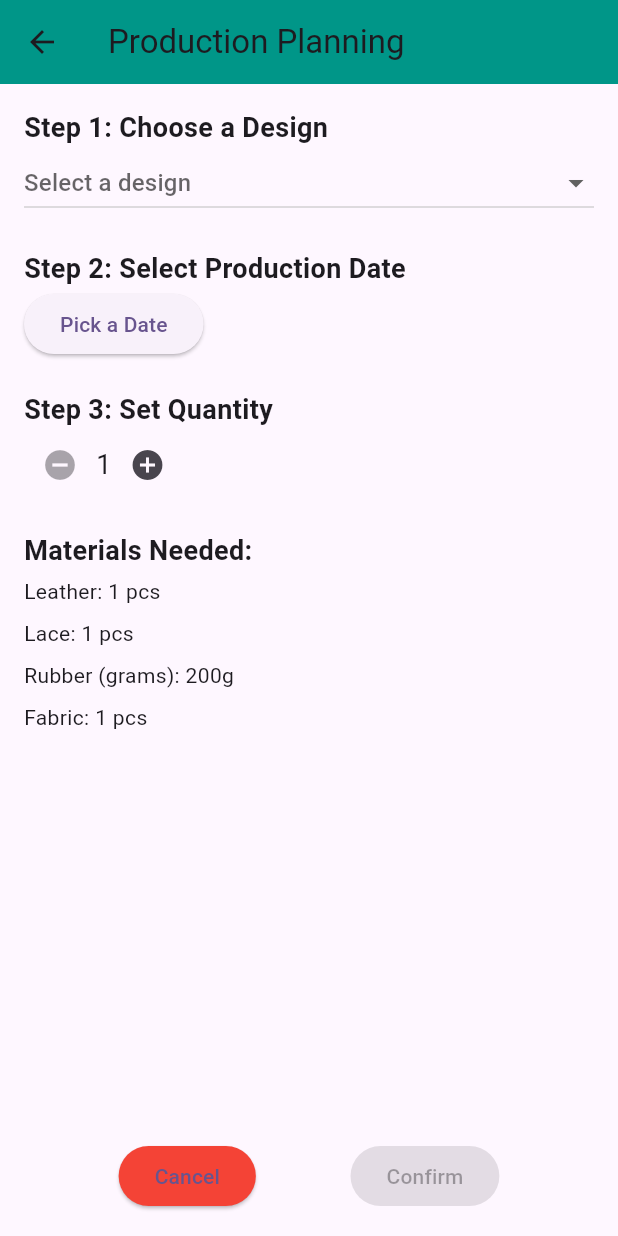
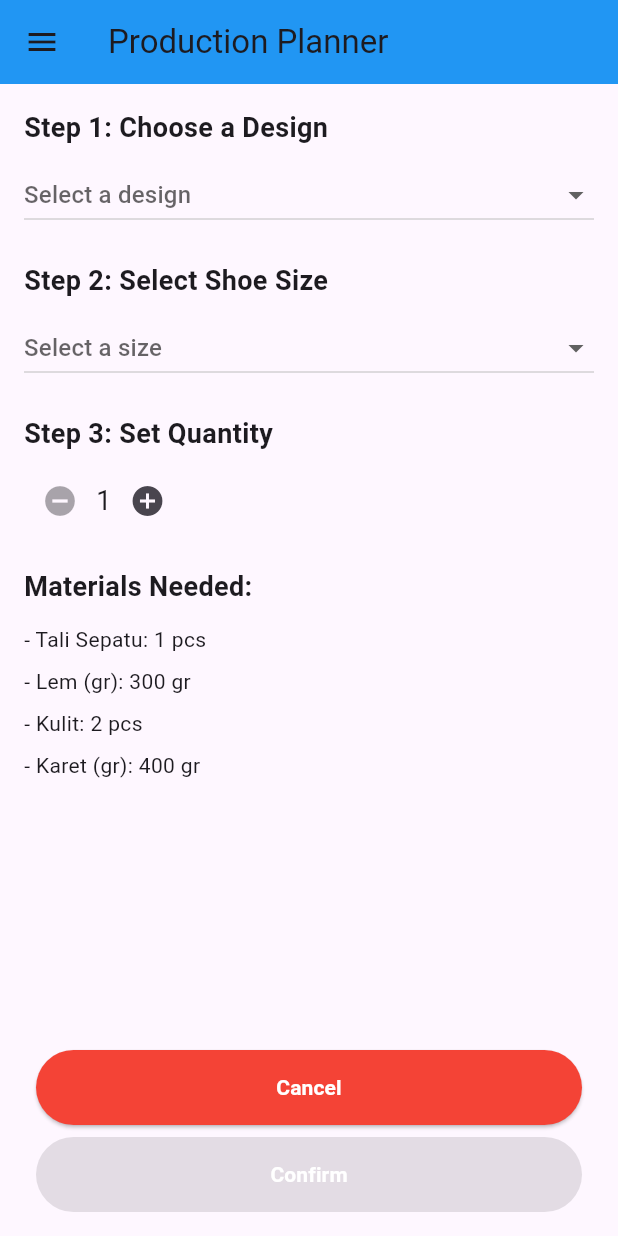
Before and after one commit to RAMZY02/googlecloudgaming, a Flutter app: the ProductionScreen screen opened by its route, on a phone screen of 412 x 824 dp. Run offline on Flutter 3.47's test engine with Material 3 defaults, Android fonts, the phone set to English and light mode, and no system bars; our stand-ins replace carousel_slider, flutter_secure_storage; accounts and stored records are empty; network calls fail.

Commit message:
update tampilan RnD 2

```diff
--- a/lib/product_development/ui/pending_designs_screen.dart
+++ b/lib/product_development/ui/pending_designs_screen.dart
@@ -72,7 +72,7 @@ class _PendingDesignsScreenState extends State<PendingDesignsScreen> {
                 color: Colors.blue,
               ),
               child: const Text(
-                'Product Development',
+                'Product Research & Development',
                 style: TextStyle(
                   color: Colors.white,
                   fontSize: 24,
--- a/lib/product_development/ui/production_screen.dart
+++ b/lib/product_development/ui/production_screen.dart
@@ -1,5 +1,6 @@
 import 'package:flutter/material.dart';
-import 'package:intl/intl.dart';
+import 'package:steppa/product_development/ui/pending_designs_screen.dart';
+import 'package:steppa/product_development/ui/product_development_screen.dart';
 
 class ProductionScreen extends StatefulWidget {
   const ProductionScreen({Key? key}) : super(key: key);
@@ -10,53 +11,107 @@ class ProductionScreen extends StatefulWidget {
 
 class _ProductionScreenState extends State<ProductionScreen> {
   final List<String> availableDesigns = [
-    "Classic Sneaker",
-    "Running Shoe",
-    "High-top Boot",
-    "Casual Loafer",
-    "Sport Sandal",
+    "Nike Air Force One",
+    "Puma RS-X",
+    "Adidas Ultra Boost",
   ];
 
+  final List<int> shoeSizes = [40, 41, 42, 43, 44];
+
   String? selectedDesign;
-  DateTime? selectedDate;
+  int? selectedSize;
   int quantity = 1;
 
-  void _pickDate() async {
-    final DateTime? pickedDate = await showDatePicker(
-      context: context,
-      initialDate: DateTime.now(),
-      firstDate: DateTime.now(),
-      lastDate: DateTime.now().add(const Duration(days: 365)),
-    );
-    if (pickedDate != null && pickedDate != selectedDate) {
-      setState(() {
-        selectedDate = pickedDate;
+  Map<String, int> materialsPerShoe = {
+    "Tali Sepatu": 1,
+    "Lem (gr)": 300,
+    "Kulit": 2,
+    "Karet (gr)": 400,
+  };
+
+  Map<String, String> calculateMaterials() {
+    return materialsPerShoe.map((material, amount) {
+      final total = amount * quantity;
+      final unit = material.contains("(gr)") ? "gr" : "pcs";
+      return MapEntry(material, "$total $unit");
     });
-    }
-  }
-
-  void _showSuccessSnackBar(String message) {
-    ScaffoldMessenger.of(context).showSnackBar(
-      SnackBar(content: Text(message)),
-    );
   }
 
   @override
   Widget build(BuildContext context) {
-    final materials = {
-      "Leather": 1,
-      "Lace": 1,
-      "Rubber (grams)": 200,
-      "Fabric": 1,
-    };
-
-    final calculatedMaterials = materials.map((key, value) =>
-        MapEntry(key, (value * quantity).toString() + (key == "Rubber (grams)" ? "g" : " pcs")));
+    final calculatedMaterials = calculateMaterials();
 
     return Scaffold(
       appBar: AppBar(
-        title: const Text("Production Planning"),
-        backgroundColor: Colors.teal,
+        title: const Text("Production Planner"),
+        backgroundColor: Colors.blue,
+      ),
+      drawer: Drawer(
+        child: ListView(
+          padding: EdgeInsets.zero,
+          children: [
+            DrawerHeader(
+              decoration: BoxDecoration(
+                color: Colors.blue,
+              ),
+              child: const Text(
+                'Product Research & Development',
+                style: TextStyle(
+                  color: Colors.white,
+                  fontSize: 24,
+                ),
+              ),
+            ),
+            ListTile(
+              leading: const Icon(Icons.upload),
+              title: const Text('Design Workspace'),
+              onTap: () {
+                Navigator.pop(context);
+                Navigator.push(
+                  context,
+                  MaterialPageRoute(
+                    builder: (context) => const ProductDevelopmentScreen(),
+                  ),
+                );
+              },
+            ),
+            ListTile(
+              leading: const Icon(Icons.pending),
+              title: const Text('Pending Designs'),
+              onTap: () {
+                Navigator.pop(context);
+                Navigator.push(
+                  context,
+                  MaterialPageRoute(
+                    builder: (context) => const PendingDesignsScreen(),
+                  ),
+                );
+              },
+            ),
+            ListTile(
+              leading: const Icon(Icons.factory),
+              title: const Text('Production Planning'),
+              onTap: () {
+                Navigator.pop(context);
+                Navigator.push(
+                  context,
+                  MaterialPageRoute(
+                    builder: (context) => const ProductionScreen(),
+                  ),
+                );
+              },
+            ),
+            const Divider(),
+            ListTile(
+              leading: const Icon(Icons.logout),
+              title: const Text('Back To Menu'),
+              onTap: () {
+                Navigator.pop(context);
+                Navigator.pushNamed(context, '/login');
+              },
+            ),
+          ],
+        ),
       ),
       body: Padding(
         padding: const EdgeInsets.all(16.0),
@@ -67,6 +122,7 @@ class _ProductionScreenState extends State<ProductionScreen> {
               "Step 1: Choose a Design",
               style: TextStyle(fontSize: 18, fontWeight: FontWeight.bold),
             ),
+            const SizedBox(height: 8),
             DropdownButton<String>(
               value: selectedDesign,
               hint: const Text("Select a design"),
@@ -86,19 +142,25 @@ class _ProductionScreenState extends State<ProductionScreen> {
             const SizedBox(height: 20),
 
             const Text(
-              "Step 2: Select Production Date",
+              "Step 2: Select Shoe Size",
               style: TextStyle(fontSize: 18, fontWeight: FontWeight.bold),
             ),
-            Row(
-              children: [
-                ElevatedButton(
-                  onPressed: _pickDate,
-                  child: const Text("Pick a Date"),
-                ),
-                const SizedBox(width: 10),
-                if (selectedDate != null)
-                  Text(selectedDate != null ? DateFormat.yMMMd().format(selectedDate!) : 'Select a date'),
-              ],
+            const SizedBox(height: 8),
+            DropdownButton<int>(
+              value: selectedSize,
+              hint: const Text("Select a size"),
+              isExpanded: true,
+              items: shoeSizes.map((size) {
+                return DropdownMenuItem(
+                  value: size,
+                  child: Text(size.toString()),
+                );
+              }).toList(),
+              onChanged: (value) {
+                setState(() {
+                  selectedSize = value;
+                });
+              },
             ),
             const SizedBox(height: 20),
 
@@ -106,6 +168,7 @@ class _ProductionScreenState extends State<ProductionScreen> {
               "Step 3: Set Quantity",
               style: TextStyle(fontSize: 18, fontWeight: FontWeight.bold),
             ),
+            const SizedBox(height: 8),
             Row(
               children: [
                 IconButton(
@@ -135,38 +198,65 @@ class _ProductionScreenState extends State<ProductionScreen> {
               "Materials Needed:",
               style: TextStyle(fontSize: 18, fontWeight: FontWeight.bold),
             ),
+            const SizedBox(height: 8),
             ...calculatedMaterials.entries.map((entry) {
               return Padding(
                 padding: const EdgeInsets.symmetric(vertical: 4.0),
-                child: Text("${entry.key}: ${entry.value}"),
+                child: Text("- ${entry.key}: ${entry.value}"),
               );
             }).toList(),
 
             const Spacer(),
 
-            Row(
-              mainAxisAlignment: MainAxisAlignment.spaceEvenly,
+            Padding(
+              padding: const EdgeInsets.symmetric(horizontal: 8.0),
+              child: Column(
                 children: [
                   ElevatedButton(
                     onPressed: () {
                       setState(() {
                         selectedDesign = null;
-                      selectedDate = null;
+                        selectedSize = null;
                         quantity = 1;
                       });
                     },
-                  style: ElevatedButton.styleFrom(backgroundColor: Colors.red),
-                  child: const Text("Cancel"),
+                    style: ElevatedButton.styleFrom(
+                      backgroundColor: Colors.red,
+                      minimumSize: const Size.fromHeight(50),
                     ),
+                    child: const Text(
+                      "Cancel",
+                      style: TextStyle(
+                        color: Colors.white,
+                        fontWeight: FontWeight.bold,
+                      ),
+                    ),
+                  ),
+                  const SizedBox(height: 8),
                   ElevatedButton(
-                  onPressed: selectedDesign != null && selectedDate != null
+                    onPressed: selectedDesign != null && selectedSize != null
                         ? () {
-                    _showSuccessSnackBar("Production planning created successfully!");
+                      ScaffoldMessenger.of(context).showSnackBar(
+                        const SnackBar(
+                          content: Text("Production planning created successfully!"),
+                        ),
+                      );
                     }
                         : null,
-                  child: const Text("Confirm"),
+                    style: ElevatedButton.styleFrom(
+                      backgroundColor: Colors.lightBlue,
+                      minimumSize: const Size.fromHeight(50),
+                    ),
+                    child: const Text(
+                      "Confirm",
+                      style: TextStyle(
+                        color: Colors.white,
+                        fontWeight: FontWeight.bold,
+                      ),
+                    ),
                   ),
                 ],
+              ),
             ),
           ],
         ),
```
Lines whose indentation alone changed are shown as unchanged.
